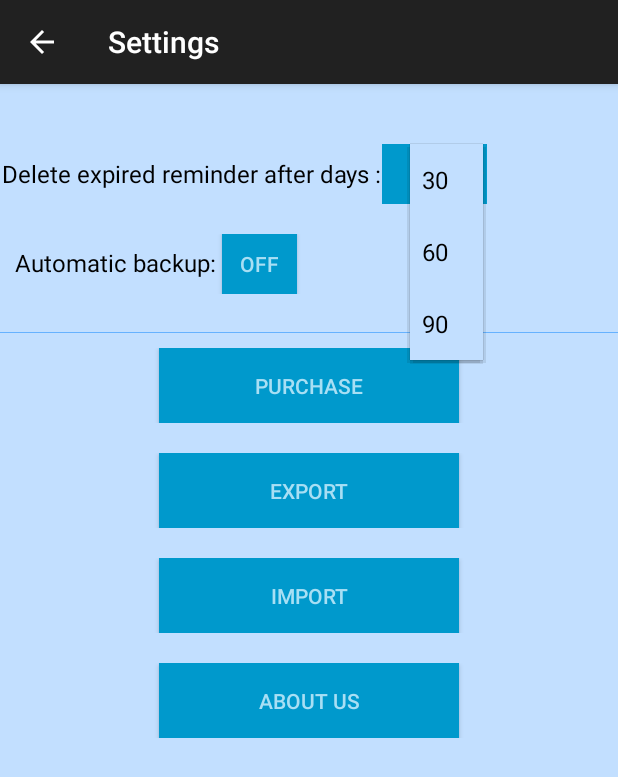
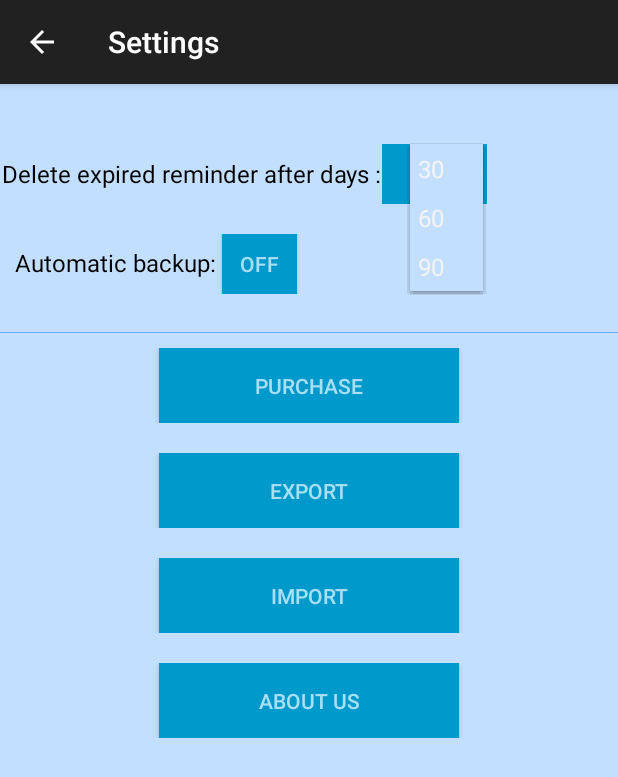
Before and after one commit to kirangavv/ReminderBuddy, an Android app: the Settings screen opened directly, with no data from a screen before it, after a tap on "30", on a phone screen of 412 x 824 dp. Shown: the top 777 px of the screen. Run offline under Robolectric (Android 15) with nearby library versions, the phone set to English and light mode, and no system bars.

Commit message:
newdbchanges
created new settings table. add new columns to reminder table. fixed
color problem to spinner in settings page

```diff
--- a/app/src/main/AndroidManifest.xml
+++ b/app/src/main/AndroidManifest.xml
@@ -14,6 +14,7 @@
                 <action android:name="android.intent.action.MAIN" />
                 <category android:name="android.intent.category.LAUNCHER" />
             </intent-filter>
+
         </activity>
         <activity
             android:name=".screens.AddReminder"
--- a/app/src/main/java/com/remainder/dao/RemainderDAO.java
+++ b/app/src/main/java/com/remainder/dao/RemainderDAO.java
@@ -19,6 +19,8 @@ public class RemainderDAO {
     private RemainderSQLiteHelper dbHelper;
 
     public RemainderDAO(Context context) {
+        /*******un comment this to re create db*****/
+        //context.deleteDatabase("reaminders_db");
         dbHelper = new RemainderSQLiteHelper(context);
         db = dbHelper.getWritableDatabase();
     }
--- a/app/src/main/java/com/remainder/screens/Settings.java
+++ b/app/src/main/java/com/remainder/screens/Settings.java
@@ -17,24 +17,23 @@ public class Settings extends AppCompatActivity implements View.OnClickListener
     protected void onCreate(Bundle savedInstanceState) {
         super.onCreate(savedInstanceState);
         setContentView(R.layout.activity_settings);
-//        Toolbar toolbar = (Toolbar) findViewById(R.id.toolbar);
-//        setSupportActionBar(toolbar);
 
-        //about us button action
+
         Button buttonAboutUS = (Button) findViewById(R.id.button_settings_aboutus);
+
+        Spinner settingExpiredDays = (Spinner)findViewById(R.id.spinner_settings_delexpireddays);
+
+
+        /*about us button*/
         buttonAboutUS.setOnClickListener(this);
 
         //add back arrow
         getSupportActionBar().setDisplayHomeAsUpEnabled(true);
 
         //fill delete days combo
-        Spinner dropdown = (Spinner)findViewById(R.id.spinner_settings_delexpireddays);
         String[] items = new String[]{"30", "60", "90"};
-        ArrayAdapter<String> adapter = new ArrayAdapter<String>(this, android.R.layout.simple_spinner_dropdown_item, items);
-
-        dropdown.setAdapter(adapter);
-
-
+        ArrayAdapter<String> adapter = new ArrayAdapter<String>(this, R.layout.spinner_layout, items);
+        settingExpiredDays.setAdapter(adapter);
       }
 
     @Override
--- a/app/src/main/java/com/remainder/sql/RemainderSQLiteHelper.java
+++ b/app/src/main/java/com/remainder/sql/RemainderSQLiteHelper.java
@@ -9,18 +9,22 @@ public class RemainderSQLiteHelper extends SQLiteOpenHelper {
     public RemainderSQLiteHelper(Context context) {
         // Databse: remainders_db, Version: 1
         super(context, "reaminders_db", null, 1);
+
     }
 
     @Override
     public void onCreate(SQLiteDatabase db) {
         // Execute create table SQL
-        db.execSQL("CREATE TABLE remainders (_id INTEGER PRIMARY KEY AUTOINCREMENT, name TEXT NOT NULL , details Text , phone Text , email Text , date Text, type Text, sendWishes Boolean , wishesDetails Text    );");
+        //db.execSQL("CREATE TABLE remainders (_id INTEGER PRIMARY KEY AUTOINCREMENT, name TEXT NOT NULL , details Text , phone Text , email Text , date Text, type Text, sendWishes Boolean , wishesDetails Text );");
+        db.execSQL("CREATE TABLE remainders (_id INTEGER PRIMARY KEY AUTOINCREMENT, name TEXT NOT NULL , details Text , phone Text , email Text , date Text, type Text, sendWishes Boolean ,byPhone Boolean, byEmail Boolean, wishesDetails Text , status Boolean   );");
+        db.execSQL("CREATE TABLE settings (_id INTEGER PRIMARY KEY AUTOINCREMENT, name TEXT NOT NULL , details Text, status Boolean   );");
     }
 
     @Override
     public void onUpgrade(SQLiteDatabase db, int oldVer, int newVer) {
         // DROP table
         db.execSQL("DROP TABLE IF EXISTS remainders");
+
         // Recreate table
         onCreate(db);
     }
--- /dev/null
+++ b/app/src/main/res/layout/spinner_layout.xml
@@ -0,0 +1,8 @@
+<?xml version="1.0" encoding="utf-8"?>
+    <TextView  xmlns:android="http://schemas.android.com/apk/res/android"
+        android:layout_width="wrap_content"
+        android:layout_height="wrap_content"
+        android:textColor="@color/spinner"
+        android:padding="@dimen/dim_5dp"
+        android:textSize="16sp"
+        android:id="@+id/text_spinner" />
--- a/app/src/main/res/values/dimens.xml
+++ b/app/src/main/res/values/dimens.xml
@@ -38,6 +38,7 @@
     <color name="buttonbackground">#0099cc</color>
     <color name="white">#FFFFFF</color>
     <color name="trans">#00000000 </color>
+    <color name="spinner">#f4f3f3</color>
 
     <integer name="max10">10</integer>
     <integer name="max15">15</integer>
```
